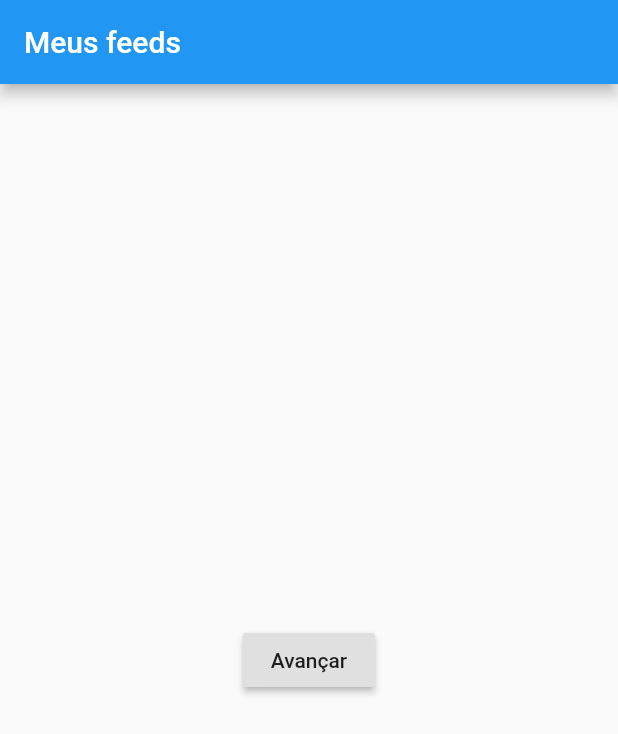
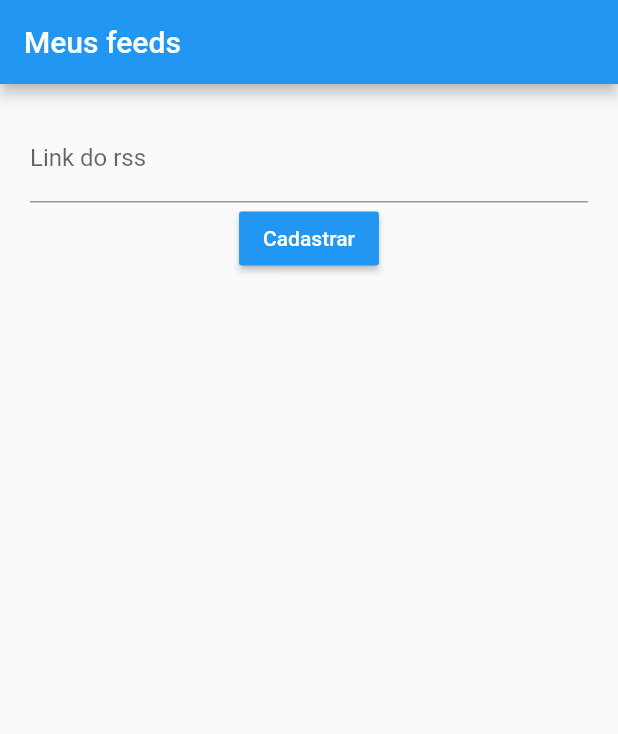
Before and after one commit to luicesar/flutter_avancado, a Flutter app: the screen it shows after launch, on a phone screen of 412 x 824 dp. Shown: the top 734 px of the screen. Run offline on Flutter 3.47's test engine with Material 2 defaults, Android fonts, the phone set to English and light mode, and no system bars.

Commit message:
Iniciando com formulários

```diff
--- a/lib/pages/homePage.dart
+++ b/lib/pages/homePage.dart
@@ -7,6 +7,8 @@ class HomePage extends StatefulWidget {
 }
 
 class _HomePageState extends State<HomePage> {
+  final _formKey = GlobalKey<FormState>();
+
   @override
   Widget build(BuildContext context) {
     return Scaffold(
@@ -14,20 +16,29 @@ class _HomePageState extends State<HomePage> {
           title: Text('Meus feeds'),
           automaticallyImplyLeading: false,
         ),
-      body: Center(
-        child: RaisedButton(
-          child: Text('Avançar'),
+        body: Padding(
+          padding: EdgeInsets.all(20),
+          child: Form(
+            key: this._formKey,
+            child: Column(
+              children: <Widget>[
+                TextFormField(
+                  keyboardType: TextInputType.url,
+                  decoration: InputDecoration(
+                    labelText: "Link do rss",
+                  ),
+                ),
+                RaisedButton(
+                  child: Text('Cadastrar'),
+                  color: Colors.blue,
+                  textColor: Colors.white,
                   onPressed: () {
-            Navigator.push(
-                context,
-                MaterialPageRoute(
-                  builder: (context) => ArticlesPage(
-                    feed: 'http://www.fatosystem.com.br/',
+                    print('adicionar');
+                  },
+                )
+              ],
+            ),
           ),
         ));
-          },
-        ),
-      ),
-    );
   }
 }
```
Lines whose indentation alone changed are shown as unchanged.
